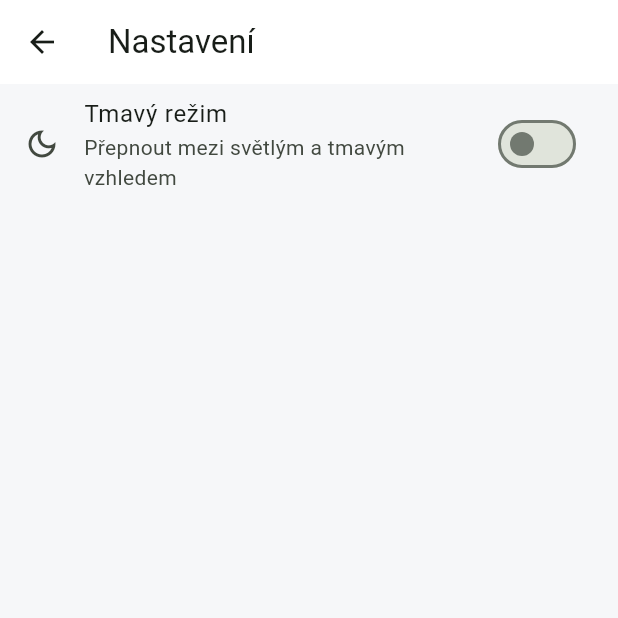
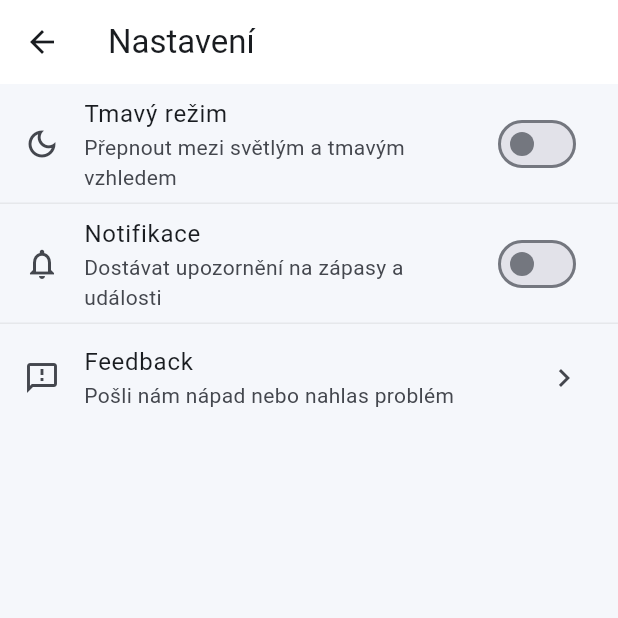
Before and after one commit to VojtechPawlik/maturitn-_projekt, a Flutter app: the screen it shows after launch, item 2 of the bottom bar chosen, after a tap on the "settings" icon, on a phone screen of 412 x 824 dp, the top half of it. Run offline on Flutter 3.47's test engine with Material 3 defaults, Android fonts, the light colour scheme and no system bars.

Commit message:
add-settings-mainpage

```diff
--- a/lib/app_state.dart
+++ b/lib/app_state.dart
@@ -3,12 +3,19 @@ import 'package:flutter/material.dart';
 class AppState extends ChangeNotifier {
   ThemeMode _themeMode = ThemeMode.light;
   final Set<String> _favoriteTeams = <String>{};
+  bool _notificationsEnabled = false;
 
   ThemeMode get themeMode => _themeMode;
   Set<String> get favoriteTeams => _favoriteTeams;
+  bool get notificationsEnabled => _notificationsEnabled;
 
   void toggleThemeMode(bool dark) {
     _themeMode = dark ? ThemeMode.dark : ThemeMode.light;
+    notifyListeners();
+  }
+
+  void setNotificationsEnabled(bool enabled) {
+    _notificationsEnabled = enabled;
     notifyListeners();
   }
 
--- a/lib/main.dart
+++ b/lib/main.dart
@@ -8,6 +8,9 @@ import 'screens/search_screen.dart';
 import 'screens/competition_detail_screen.dart';
 import 'app_state.dart';
 import 'screens/settings_screen.dart';
+import 'screens/match_detail_screen.dart';
+import 'screens/news_screen.dart';
+import 'screens/feedback_screen.dart';
 
 void main() {
   runApp(const MyApp());
@@ -27,11 +30,11 @@ class MyApp extends StatelessWidget {
       title: 'Fotbal Live',
       theme: ThemeData(
         colorScheme: ColorScheme.fromSeed(
-          seedColor: const Color(0xFF1DB954), // green accent similar to Livesport vibe
+          seedColor: const Color(0xFF0A84FF), // dark blue accent
           brightness: Brightness.light,
         ),
         useMaterial3: true,
-        scaffoldBackgroundColor: const Color(0xFFF6F7F9),
+        scaffoldBackgroundColor: const Color(0xFFF5F7FB),
         appBarTheme: const AppBarTheme(
           backgroundColor: Colors.white,
           surfaceTintColor: Colors.white,
@@ -56,13 +59,13 @@ class MyApp extends StatelessWidget {
         navigationBarTheme: const NavigationBarThemeData(
           backgroundColor: Colors.white,
           surfaceTintColor: Colors.white,
-          indicatorColor: Color(0x1A1DB954),
+          indicatorColor: Color(0x1A0A84FF),
           elevation: 0,
         ),
       ),
       darkTheme: ThemeData(
         colorScheme: ColorScheme.fromSeed(
-          seedColor: const Color(0xFF1DB954),
+          seedColor: const Color(0xFF0A84FF),
           brightness: Brightness.dark,
         ),
         useMaterial3: true,
@@ -78,8 +81,21 @@ class MyApp extends StatelessWidget {
           return MaterialPageRoute<void>(
               builder: (_) => CompetitionDetailScreen(title: title));
         }
+        if (settings.name == '/match') {
+          final Map<String, String> args = (settings.arguments as Map<String, String>?) ?? <String, String>{};
+          return MaterialPageRoute<void>(
+            builder: (_) => MatchDetailScreen(
+              home: args['home'] ?? 'Domácí',
+              away: args['away'] ?? 'Hosté',
+              kickoff: args['time'] ?? '--:--',
+            ),
+          );
+        }
         if (settings.name == '/settings') {
           return MaterialPageRoute<void>(builder: (_) => const SettingsScreen());
+        }
+        if (settings.name == '/feedback') {
+          return MaterialPageRoute<void>(builder: (_) => const FeedbackScreen());
         }
         return null;
       },
@@ -97,9 +113,10 @@ class AppShell extends StatefulWidget {
 }
 
 class _AppShellState extends State<AppShell> {
-  int _currentIndex = 0;
+  int _currentIndex = 2; // center is Home
 
-  static const List<String> _titles = <String>['Domů', 'Oblíbené', 'Soutěže', 'Týmy'];
+  static const int _homeIndex = 2;
+  static const List<String> _titles = <String>['Oblíbené', 'Soutěže', 'Domů', 'Týmy', 'Novinky'];
 
   late final List<Widget> _pages;
 
@@ -107,10 +124,11 @@ class _AppShellState extends State<AppShell> {
   void initState() {
     super.initState();
     _pages = const <Widget>[
-      HomeScreen(),
       FavoritesScreen(),
       CompetitionsScreen(),
+      HomeScreen(),
       TeamsScreen(),
+      NewsScreen(),
     ];
   }
 
@@ -124,14 +142,19 @@ class _AppShellState extends State<AppShell> {
   Widget build(BuildContext context) {
     return Scaffold(
       appBar: AppBar(
-        title: Text(_titles[_currentIndex]),
+        leading: IconButton(
+          onPressed: () => Navigator.of(context).pushNamed('/settings'),
+          icon: const Icon(Icons.settings_outlined),
+          tooltip: 'Nastavení',
+        ),
+        title: _currentIndex == _homeIndex ? const SizedBox.shrink() : Text(_titles[_currentIndex]),
         actions: <Widget>[
           IconButton(
-            onPressed: () => Navigator.of(context).pushNamed('/settings'),
-            icon: const Icon(Icons.settings_outlined),
-            tooltip: 'Nastavení',
+            onPressed: () => Navigator.of(context).pushNamed('/search'),
+            icon: const Icon(Icons.search),
+            tooltip: 'Hledat',
           ),
-          TextButton.icon(
+          IconButton(
             onPressed: () {
               Navigator.of(context).push(
                 MaterialPageRoute<void>(
@@ -140,12 +163,7 @@ class _AppShellState extends State<AppShell> {
               );
             },
             icon: const Icon(Icons.person_outline),
-            label: const Text('Přihlásit'),
-          ),
-          IconButton(
-            onPressed: () => Navigator.of(context).pushNamed('/search'),
-            icon: const Icon(Icons.search),
-            tooltip: 'Hledat',
+            tooltip: 'Přihlásit',
           ),
         ],
       ),
@@ -154,10 +172,11 @@ class _AppShellState extends State<AppShell> {
         selectedIndex: _currentIndex,
         onDestinationSelected: _onTap,
         destinations: const <NavigationDestination>[
-          NavigationDestination(icon: Icon(Icons.home_outlined), selectedIcon: Icon(Icons.home), label: 'Domů'),
           NavigationDestination(icon: Icon(Icons.favorite_outline), selectedIcon: Icon(Icons.favorite), label: 'Oblíbené'),
           NavigationDestination(icon: Icon(Icons.emoji_events_outlined), selectedIcon: Icon(Icons.emoji_events), label: 'Soutěže'),
+          NavigationDestination(icon: Icon(Icons.home_outlined), selectedIcon: Icon(Icons.home), label: 'Domů'),
           NavigationDestination(icon: Icon(Icons.groups_outlined), selectedIcon: Icon(Icons.groups), label: 'Týmy'),
+          NavigationDestination(icon: Icon(Icons.article_outlined), selectedIcon: Icon(Icons.article), label: 'Novinky'),
         ],
       ),
     );
--- a/lib/screens/home_screen.dart
+++ b/lib/screens/home_screen.dart
@@ -15,13 +15,34 @@ class _HomeScreenState extends State<HomeScreen> {
   void initState() {
     super.initState();
     _today = DateTime.now();
-    _days = List<DateTime>.generate(5, (int i) => _today.add(Duration(days: i - 2)));
+    _days = List<DateTime>.generate(15, (int i) => _today.add(Duration(days: i - 7)));
   }
 
   String _formatShort(DateTime d) {
     final int day = d.day;
     final int month = d.month;
     return '${day.toString().padLeft(2, '0')}.${month.toString().padLeft(2, '0')}';
+  }
+
+  String _weekdayCzShort(DateTime d) {
+    switch (d.weekday) {
+      case DateTime.monday:
+        return 'Po';
+      case DateTime.tuesday:
+        return 'Út';
+      case DateTime.wednesday:
+        return 'St';
+      case DateTime.thursday:
+        return 'Čt';
+      case DateTime.friday:
+        return 'Pá';
+      case DateTime.saturday:
+        return 'So';
+      case DateTime.sunday:
+        return 'Ne';
+      default:
+        return '';
+    }
   }
 
   List<Widget> _buildMatchList(DateTime date) {
@@ -43,6 +64,16 @@ class _HomeScreenState extends State<HomeScreen> {
                 kickoffTime: m['time']!,
                 homeTeam: m['home']!,
                 awayTeam: m['away']!,
+                onTap: () {
+                  Navigator.of(context).pushNamed(
+                    '/match',
+                    arguments: <String, String>{
+                      'home': m['home']!,
+                      'away': m['away']!,
+                      'time': m['time']!,
+                    },
+                  );
+                },
               ))
           .expand<Widget>((row) => <Widget>[row, const Divider(height: 0)])
           .toList(),
@@ -63,7 +94,7 @@ class _HomeScreenState extends State<HomeScreen> {
               indicatorColor: Theme.of(context).colorScheme.primary,
               tabs: _days.map<Widget>((DateTime d) {
                 final bool isToday = d.year == _today.year && d.month == _today.month && d.day == _today.day;
-                final String label = isToday ? 'Dnes' : _formatShort(d);
+                final String label = isToday ? 'Dnes ${_formatShort(d)}' : '${_weekdayCzShort(d)} ${_formatShort(d)}';
                 return Tab(text: label);
               }).toList(),
               isScrollable: true,
@@ -90,21 +121,42 @@ class _MatchRow extends StatelessWidget {
     required this.kickoffTime,
     required this.homeTeam,
     required this.awayTeam,
+    this.onTap,
   });
 
   final String kickoffTime;
   final String homeTeam;
   final String awayTeam;
 
+  final VoidCallback? onTap;
+
   @override
   Widget build(BuildContext context) {
-    return Padding(
+    return InkWell(
+      onTap: onTap,
+      child: Padding(
         padding: const EdgeInsets.symmetric(vertical: 10),
         child: Row(
           children: <Widget>[
+            Expanded(
+              child: Align(
+                alignment: Alignment.centerLeft,
+                child: Text(
+                  homeTeam,
+                  style: Theme.of(context).textTheme.bodyMedium,
+                  overflow: TextOverflow.ellipsis,
+                ),
+              ),
+            ),
+            SizedBox(
+              width: 110,
+              child: Column(
+                mainAxisSize: MainAxisSize.min,
+                children: <Widget>[
+                  Text('— : —', style: Theme.of(context).textTheme.titleMedium),
+                  const SizedBox(height: 4),
                   Container(
-            width: 54,
-            padding: const EdgeInsets.symmetric(vertical: 6, horizontal: 8),
+                    padding: const EdgeInsets.symmetric(vertical: 4, horizontal: 8),
                     decoration: BoxDecoration(
                       color: const Color(0x1A1DB954),
                       borderRadius: BorderRadius.circular(6),
@@ -112,45 +164,30 @@ class _MatchRow extends StatelessWidget {
                     child: Text(
                       kickoffTime,
                       textAlign: TextAlign.center,
-              style: TextStyle(
-                color: Theme.of(context).colorScheme.primary,
-                fontWeight: FontWeight.w600,
+                      style: TextStyle(color: Theme.of(context).colorScheme.primary, fontWeight: FontWeight.w600),
                     ),
-            ),
-          ),
-          const SizedBox(width: 12),
-          Expanded(
-            child: Column(
-              crossAxisAlignment: CrossAxisAlignment.stretch,
-              children: <Widget>[
-                Text(
-                  homeTeam,
-                  style: Theme.of(context).textTheme.bodyMedium,
-                  overflow: TextOverflow.ellipsis,
-                ),
-                const SizedBox(height: 4),
-                Text(
-                  awayTeam,
-                  style: Theme.of(context).textTheme.bodyMedium,
-                  overflow: TextOverflow.ellipsis,
                   ),
                 ],
               ),
             ),
-          const SizedBox(width: 12),
-          Container(
-            width: 50,
-            alignment: Alignment.centerRight,
+            Expanded(
+              child: Row(
+                mainAxisAlignment: MainAxisAlignment.end,
+                children: <Widget>[
+                  Expanded(
                     child: Text(
-              '—', // score placeholder
-              style: Theme.of(context).textTheme.bodyMedium?.copyWith(
-                    color: Theme.of(context).colorScheme.onSurfaceVariant,
+                      awayTeam,
+                      textAlign: TextAlign.right,
+                      style: Theme.of(context).textTheme.bodyMedium,
+                      overflow: TextOverflow.ellipsis,
                     ),
                   ),
+                  const SizedBox(width: 8),
+                ],
               ),
-          const SizedBox(width: 6),
-          const Icon(Icons.chevron_right),
+            ),
           ],
+        ),
       ),
     );
   }
--- /dev/null
+++ b/lib/screens/news_screen.dart
@@ -0,0 +1,15 @@
+import 'package:flutter/material.dart';
+
+class NewsScreen extends StatelessWidget {
+  const NewsScreen({super.key});
+
+  @override
+  Widget build(BuildContext context) {
+    return ListView(
+      padding: const EdgeInsets.all(16),
+      children: const <Widget>[
+        ListTile(title: Text('Novinky brzy dostupné')),
+      ],
+    );
+  }
+}
--- a/lib/screens/settings_screen.dart
+++ b/lib/screens/settings_screen.dart
@@ -20,6 +20,22 @@ class SettingsScreen extends StatelessWidget {
             onChanged: (bool value) => app.toggleThemeMode(value),
             secondary: const Icon(Icons.dark_mode_outlined),
           ),
+          const Divider(height: 0),
+          SwitchListTile(
+            title: const Text('Notifikace'),
+            subtitle: const Text('Dostávat upozornění na zápasy a události'),
+            value: app.notificationsEnabled,
+            onChanged: (bool v) => app.setNotificationsEnabled(v),
+            secondary: const Icon(Icons.notifications_outlined),
+          ),
+          const Divider(height: 0),
+          ListTile(
+            leading: const Icon(Icons.feedback_outlined),
+            title: const Text('Feedback'),
+            subtitle: const Text('Pošli nám nápad nebo nahlas problém'),
+            onTap: () => Navigator.of(context).pushNamed('/feedback'),
+            trailing: const Icon(Icons.chevron_right),
+          ),
         ],
       ),
     );
```
Also changed, not shown: lib/screens/feedback_screen.dart (added, +59 -0 lines), lib/screens/match_detail_screen.dart (added, +232 -0 lines). Lines whose indentation alone changed are shown as unchanged.
